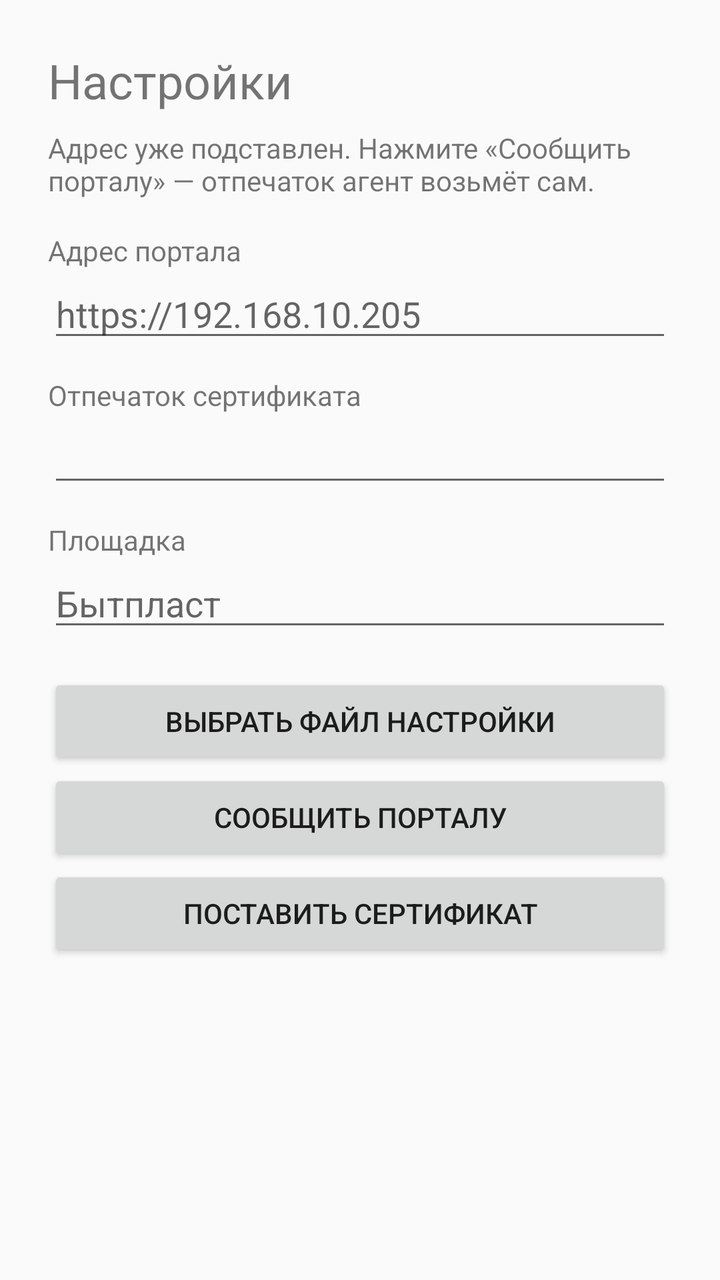
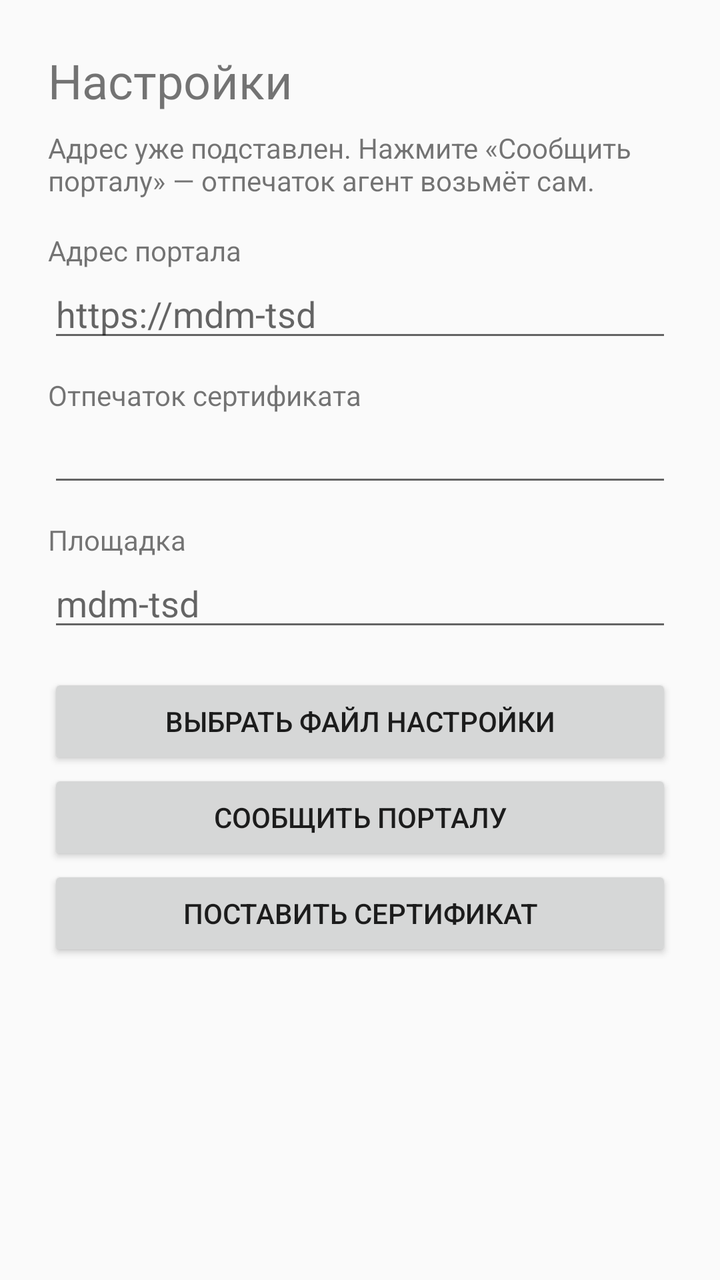

An Android layout rendered at two revisions. The XML below is the earlier revision; the diff shows what the commit changed to produce the second picture.
<!-- AndroidManifest.xml: application theme Theme.TsdAgent -->
<!-- res/layout/bootstrap.xml -->
<?xml version="1.0" encoding="utf-8"?>
<ScrollView xmlns:android="http://schemas.android.com/apk/res/android"
    android:layout_width="match_parent"
    android:layout_height="match_parent"
    android:padding="24dp">
    <LinearLayout
        android:layout_width="match_parent"
        android:layout_height="wrap_content"
        android:orientation="vertical">
        <TextView
            android:layout_width="match_parent"
            android:layout_height="wrap_content"
            android:text="Настройки"
            android:textSize="24sp" />
        <TextView
            android:id="@+id/status"
            android:layout_width="match_parent"
            android:layout_height="wrap_content"
            android:paddingTop="8dp"
            android:text="Адрес уже подставлен. Нажмите «Сообщить порталу» — отпечаток агент возьмёт сам." />
        <TextView
            android:layout_width="match_parent"
            android:layout_height="wrap_content"
            android:paddingTop="16dp"
            android:text="Адрес портала" />
        <EditText
            android:id="@+id/server"
            android:layout_width="match_parent"
            android:layout_height="wrap_content"
            android:inputType="textUri"
            android:hint="https://192.168.10.205" />
        <TextView
            android:layout_width="match_parent"
            android:layout_height="wrap_content"
            android:paddingTop="12dp"
            android:text="Отпечаток сертификата" />
        <EditText
            android:id="@+id/fingerprint"
            android:layout_width="match_parent"
            android:layout_height="wrap_content"
            android:inputType="text" />
        <TextView
            android:layout_width="match_parent"
            android:layout_height="wrap_content"
            android:paddingTop="12dp"
            android:text="Площадка" />
        <EditText
            android:id="@+id/site"
            android:layout_width="match_parent"
            android:layout_height="wrap_content"
            android:inputType="text"
            android:hint="Бытпласт" />
        <Button
            android:id="@+id/pick"
            android:layout_width="match_parent"
            android:layout_height="wrap_content"
            android:layout_marginTop="16dp"
            android:text="Выбрать файл настройки" />
        <Button
            android:id="@+id/save"
            android:layout_width="match_parent"
            android:layout_height="wrap_content"
            android:text="Сообщить порталу" />
        <Button
            android:id="@+id/certificate"
            android:layout_width="match_parent"
            android:layout_height="wrap_content"
            android:text="Поставить сертификат" />
    </LinearLayout>
</ScrollView>
<!-- resources referenced by this layout -->
<resources>
  <style name="Theme.TsdAgent" parent="Theme.AppCompat.Light.NoActionBar" />
</resources>

<!-- the commit's change to res/layout/bootstrap.xml (unified diff, before → after) -->
@@ -28,7 +28,7 @@
             android:layout_width="match_parent"
             android:layout_height="wrap_content"
             android:inputType="textUri"
-            android:hint="https://192.168.10.205" />
+            android:hint="https://mdm-tsd" />
         <TextView
             android:layout_width="match_parent"
             android:layout_height="wrap_content"
@@ -49,7 +49,7 @@
             android:layout_width="match_parent"
             android:layout_height="wrap_content"
             android:inputType="text"
-            android:hint="Бытпласт" />
+            android:hint="mdm-tsd" />
         <Button
             android:id="@+id/pick"
             android:layout_width="match_parent"
